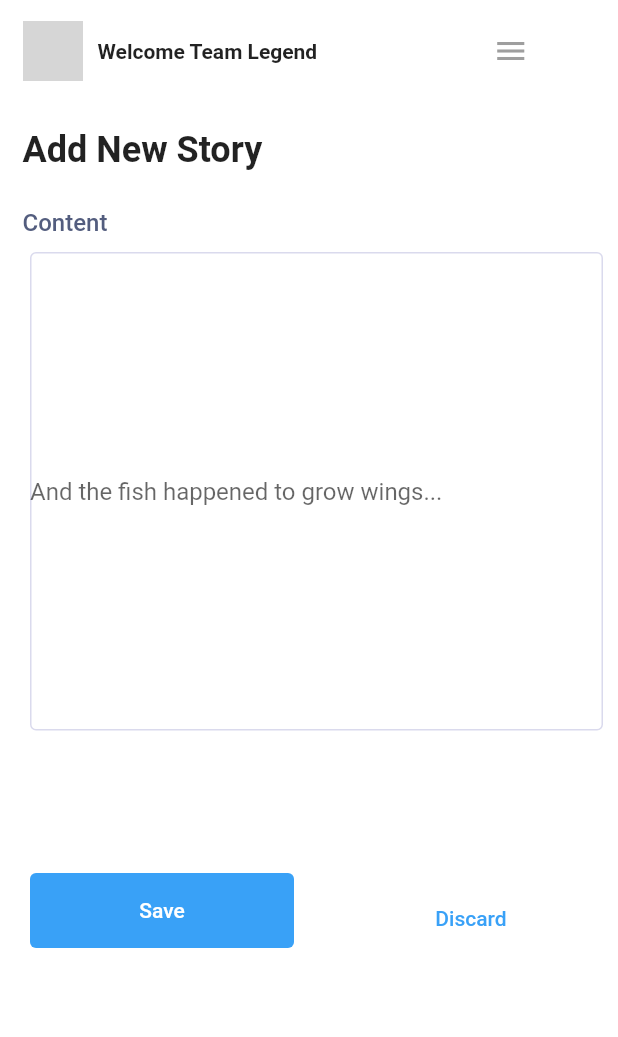
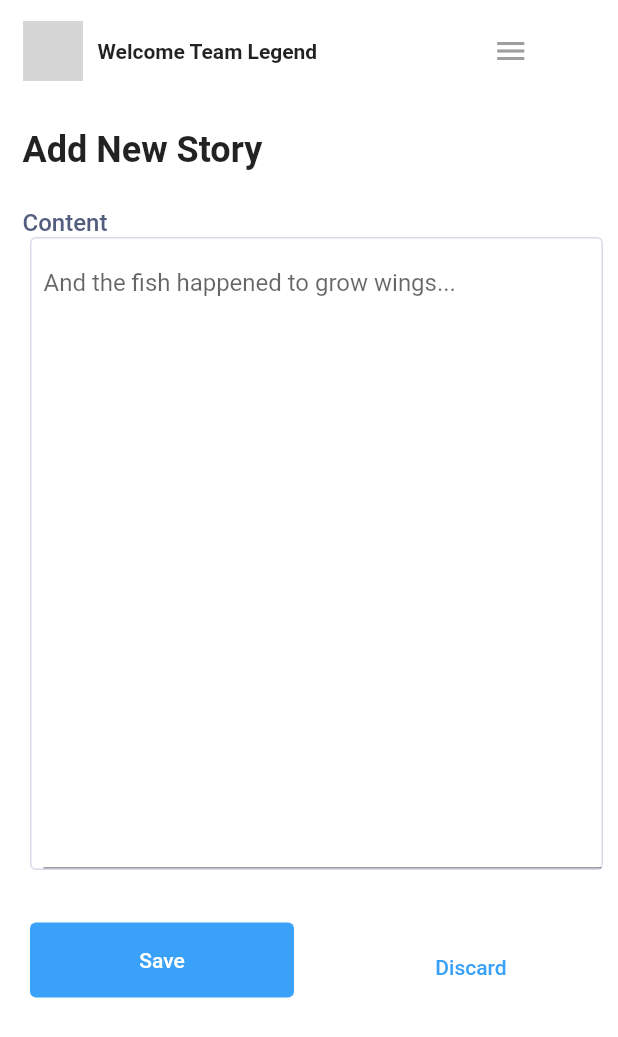
Before and after one commit to chiebuka39/bedtime_stories, a Flutter app: the ContentPage screen opened directly, on a phone screen of 412 x 824 dp. Shown: the top 1037 px of the screen. Run offline on Flutter 3.47's test engine with Material 2 defaults, Android fonts, the phone set to English and light mode, and no system bars; grey boxes are pictures that could not be loaded.

Commit message:
Update content.dart

```diff
--- a/lib/content.dart
+++ b/lib/content.dart
@@ -76,26 +76,34 @@ class _ContentPageState extends State<ContentPage> {
               ),
             ),
           ),
-          Container(
-            child: Padding(
-              padding:
-                  const EdgeInsets.only(left: 20.0, right: 10.0, top: 10.0),
-              child: TextField(
-                decoration: InputDecoration(
-                    contentPadding: const EdgeInsets.symmetric(vertical: 150.0),
-                    hintText: 'And the fish happened to grow wings...',
-                    focusedBorder: OutlineInputBorder(
-                      borderSide:
-                          BorderSide(color: Color(0xffDADAED), width: 1.0),
-                    ),
-                    enabledBorder: OutlineInputBorder(
-                        borderSide:
-                            BorderSide(color: Color(0xffDADAED), width: 1.0))),
+         Padding(
+            padding: const EdgeInsets.only(left: 20.0, right: 10.0, ),
+            child: new Container(
+              //   height: 200.0,
+              decoration:
+                  new BoxDecoration(border: new Border.all(color: Color(0xffDADAED)),
+                  borderRadius: BorderRadius.circular(4.0)
+                  ),
+
+              child: Padding(
+                padding: const EdgeInsets.only(left:8.0),
+                child: new TextField(
+                    maxLines: 20,
+                    style: new TextStyle(
+                        fontSize: 16.0,
+                        // height: 2.0,
+                        color: Colors.black),
+                    decoration: const InputDecoration(
+                      hintText: "And the fish happened to grow wings...",
+                      contentPadding: const EdgeInsets.symmetric(vertical: 20.0),
+                    )),
               ),
             ),
           ),
+
+
           SizedBox(
-            height: 90,
+            height: 30,
           ),
           Row(
             children: <Widget>[
```
